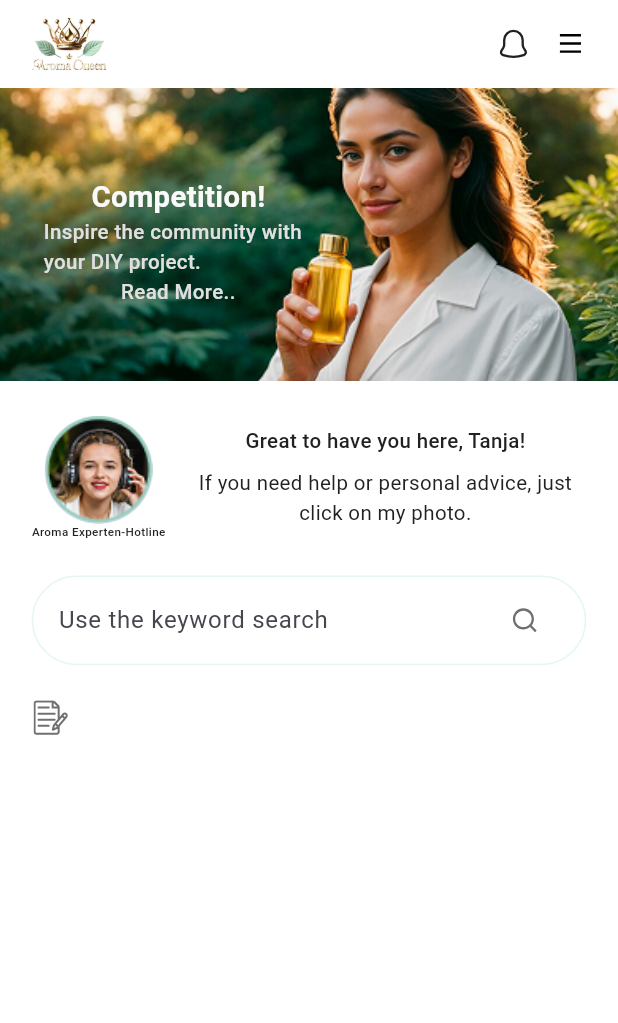
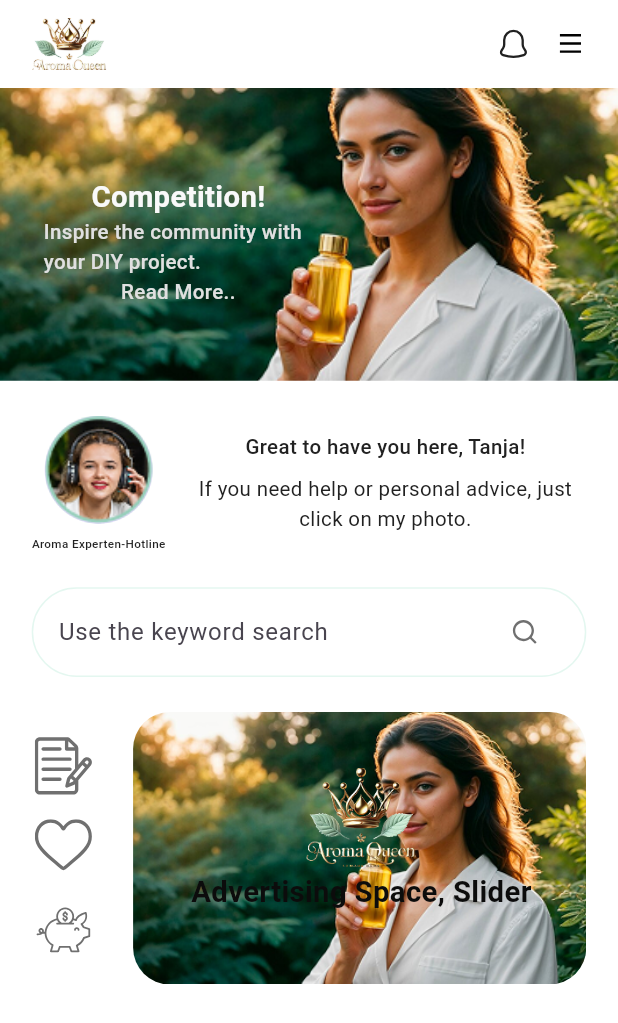
Before and after one commit to zamansheikh/aromaqueen, a Flutter app: the HomeView screen opened by its route, on a phone screen of 412 x 824 dp. Shown: the top 1023 px of the screen. Run offline on Flutter 3.47's test engine with Material 3 defaults, Android fonts, the light colour scheme and no system bars; our stand-ins replace flutter_screenutil, flutter_svg, get, get_storage, google_fonts, pinput; accounts and stored records are empty; generated files the repository leaves out were written again.

Commit message:
feat: enhance image rendering and update home view layout with new bottom section

```diff
--- a/lib/core/utils/image_render.dart
+++ b/lib/core/utils/image_render.dart
@@ -5,13 +5,25 @@ Widget imageRender({
   required url,
   required double width,
   required double height,
+  double? borderRadius,
 }) {
   if (url == null || url.isEmpty) {
     return const SizedBox.shrink();
   }
   if (url.startsWith('http')) {
-    return Image.network(url, width: width, height: height, fit: BoxFit.cover);
+    return ClipRRect(
+      borderRadius: BorderRadius.circular(borderRadius ?? 0),
+      child: Image.network(
+        url,
+        width: width,
+        height: height,
+        fit: BoxFit.cover,
+      ),
+    );
   } else {
-    return Image.asset(url, width: width, height: height, fit: BoxFit.cover);
+    return ClipRRect(
+      borderRadius: BorderRadius.circular(borderRadius ?? 0),
+      child: Image.asset(url, width: width, height: height, fit: BoxFit.cover),
+    );
   }
 }
--- a/lib/features/home/views/home_view.dart
+++ b/lib/features/home/views/home_view.dart
@@ -22,7 +22,6 @@ class HomeView extends StatelessWidget {
         children: [
           homeHeader(),
           SizedBox(height: 24.h),
-
           PaddingWrapper(
             child: Column(
               children: [
@@ -35,19 +34,68 @@ class HomeView extends StatelessWidget {
                   hintText: "Use the keyword search ",
                 ),
                 SizedBox(height: 24.h),
-                Row(
-                  children: [
-                    Column(
-                      mainAxisAlignment: MainAxisAlignment.spaceBetween,
-                      children: [iconRender(url: IconConst.noteIcon)],
-                    ),
-                  ],
-                ),
+                homeBottom(),
               ],
             ),
           ),
         ],
       ),
+    );
+  }
+
+  // Below start the ui functions
+
+  Row homeBottom() {
+    return Row(
+      spacing: 24.w,
+      children: [
+        Column(
+          spacing: 16.h,
+          children: [
+            iconRender(url: IconConst.noteIcon, size: 40),
+            iconRender(url: IconConst.heartIcon, size: 40),
+            iconRender(url: IconConst.piggyIcon, size: 40),
+          ],
+        ),
+        Flexible(
+          child: Stack(
+            children: [
+              imageRender(
+                url: ImageConstants.onBoardingImage,
+                width: double.maxFinite,
+                height: 186.h,
+                borderRadius: 25.r,
+              ),
+
+              Positioned(
+                top: (186.h - 110.h) / 2,
+                left: (Get.width - 254.w) / 8,
+                child: SizedBox(
+                  height: 110.h,
+                  width: 254.w,
+                  child: Column(
+                    children: [
+                      imageRender(
+                        url: ImageConstants.logo,
+                        width: 70.w,
+                        height: 70.h,
+                      ),
+                      Text(
+                        "Advertising Space, Slider",
+                        style: GoogleFonts.roboto(
+                          fontSize: 20.sp,
+                          fontWeight: FontWeight.w700,
+                          color: ColorConstants.dark,
+                        ),
+                      ),
+                    ],
+                  ),
+                ),
+              ),
+            ],
+          ),
+        ),
+      ],
     );
   }
 
@@ -57,6 +105,7 @@ class HomeView extends StatelessWidget {
       children: [
         Column(
           crossAxisAlignment: CrossAxisAlignment.center,
+          spacing: 8.h,
           children: [
             Row(
               mainAxisAlignment: MainAxisAlignment.center,
```
